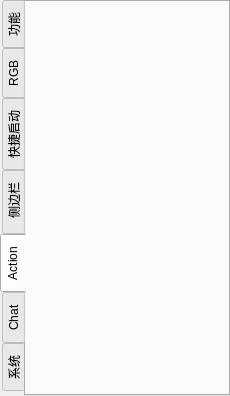
Magiclxw/HelloFinger, file 3.Software/HelloFinger-rebuild/HelloFinger/form_mainwindow.ui: the form before one commit.
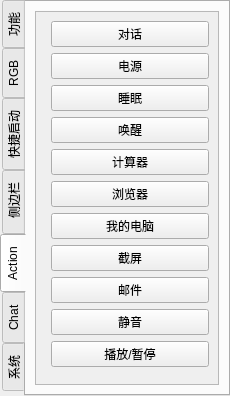
The form after the commit. The open tabs and pages were chosen to show the change.

Diff of the .ui file:
```diff
--- a/3.Software/HelloFinger-rebuild/HelloFinger/form_mainwindow.ui
+++ b/3.Software/HelloFinger-rebuild/HelloFinger/form_mainwindow.ui
@@ -4514,7 +4514,166 @@
        </attribute>
        <layout class="QVBoxLayout" name="verticalLayout_17">
         <item>
-         <widget class="QWidget" name="widget_21" native="true"/>
+         <widget class="QScrollArea" name="scrollArea">
+          <property name="widgetResizable">
+           <bool>true</bool>
+          </property>
+          <widget class="QWidget" name="scrollAreaWidgetContents">
+           <property name="geometry">
+            <rect>
+             <x>0</x>
+             <y>0</y>
+             <width>184</width>
+             <height>372</height>
+            </rect>
+           </property>
+           <layout class="QFormLayout" name="formLayout">
+            <item row="0" column="1">
+             <widget class="QPushButton" name="pushButton_action_chat">
+              <property name="minimumSize">
+               <size>
+                <width>0</width>
+                <height>20</height>
+               </size>
+              </property>
+              <property name="text">
+               <string>对话</string>
+              </property>
+             </widget>
+            </item>
+            <item row="1" column="1">
+             <widget class="QPushButton" name="pushButton_action_power">
+              <property name="minimumSize">
+               <size>
+                <width>0</width>
+                <height>20</height>
+               </size>
+              </property>
+              <property name="text">
+               <string>电源</string>
+              </property>
+             </widget>
+            </item>
+            <item row="2" column="1">
+             <widget class="QPushButton" name="pushButton_action_sleep">
+              <property name="minimumSize">
+               <size>
+                <width>0</width>
+                <height>20</height>
+               </size>
+              </property>
+              <property name="text">
+               <string>睡眠</string>
+              </property>
+             </widget>
+            </item>
+            <item row="3" column="1">
+             <widget class="QPushButton" name="pushButton_action_weakup">
+              <property name="minimumSize">
+               <size>
+                <width>0</width>
+                <height>20</height>
+               </size>
+              </property>
+              <property name="text">
+               <string>唤醒</string>
+              </property>
+             </widget>
+            </item>
+            <item row="4" column="1">
+             <widget class="QPushButton" name="pushButton_action_calculator">
+              <property name="minimumSize">
+               <size>
+                <width>0</width>
+                <height>20</height>
+               </size>
+              </property>
+              <property name="text">
+               <string>计算器</string>
+              </property>
+             </widget>
+            </item>
+            <item row="5" column="1">
+             <widget class="QPushButton" name="pushButton_action_explorer">
+              <property name="minimumSize">
+               <size>
+                <width>0</width>
+                <height>20</height>
+               </size>
+              </property>
+              <property name="text">
+               <string>浏览器</string>
+              </property>
+             </widget>
+            </item>
+            <item row="6" column="1">
+             <widget class="QPushButton" name="pushButton_action_computer">
+              <property name="minimumSize">
+               <size>
+                <width>0</width>
+                <height>20</height>
+               </size>
+              </property>
+              <property name="text">
+               <string>我的电脑</string>
+              </property>
+             </widget>
+            </item>
+            <item row="7" column="1">
+             <widget class="QPushButton" name="pushButton_action_screen_save">
+              <property name="minimumSize">
+               <size>
+                <width>0</width>
+                <height>20</height>
+               </size>
+              </property>
+              <property name="text">
+               <string>截屏</string>
+              </property>
+             </widget>
+            </item>
+            <item row="8" column="1">
+             <widget class="QPushButton" name="pushButton_action_email">
+              <property name="minimumSize">
+               <size>
+                <width>0</width>
+                <height>20</height>
+               </size>
+              </property>
+              <property name="text">
+               <string>邮件</string>
+              </property>
+             </widget>
+            </item>
+            <item row="9" column="1">
+             <widget class="QPushButton" name="pushButton_action_mute">
+              <property name="minimumSize">
+               <size>
+                <width>0</width>
+                <height>20</height>
+               </size>
+              </property>
+              <property name="text">
+               <string>静音</string>
+              </property>
+             </widget>
+            </item>
+            <item row="10" column="1">
+             <widget class="QPushButton" name="pushButton_action_play_pause">
+              <property name="minimumSize">
+               <size>
+                <width>0</width>
+                <height>20</height>
+               </size>
+              </property>
+              <property name="text">
+               <string>播放/暂停</string>
+              </property>
+             </widget>
+            </item>
+           </layout>
+          </widget>
+         </widget>
         </item>
        </layout>
       </widget>
```
Left out of the diff: 28 changed lines with no effect on the pictures.
